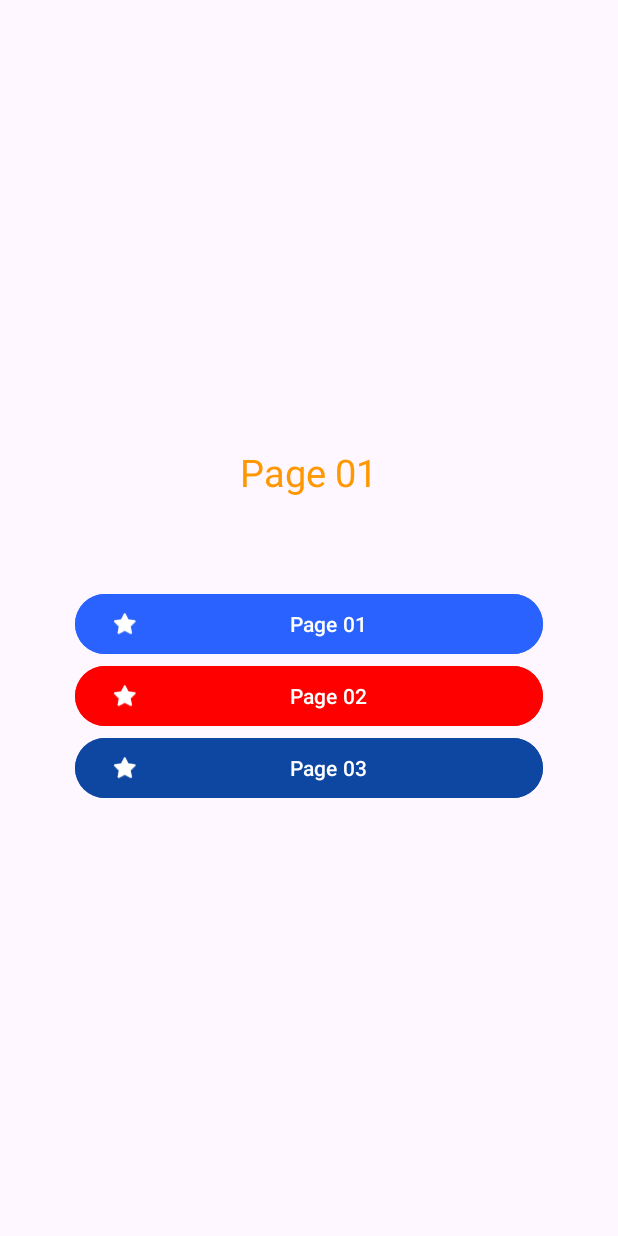
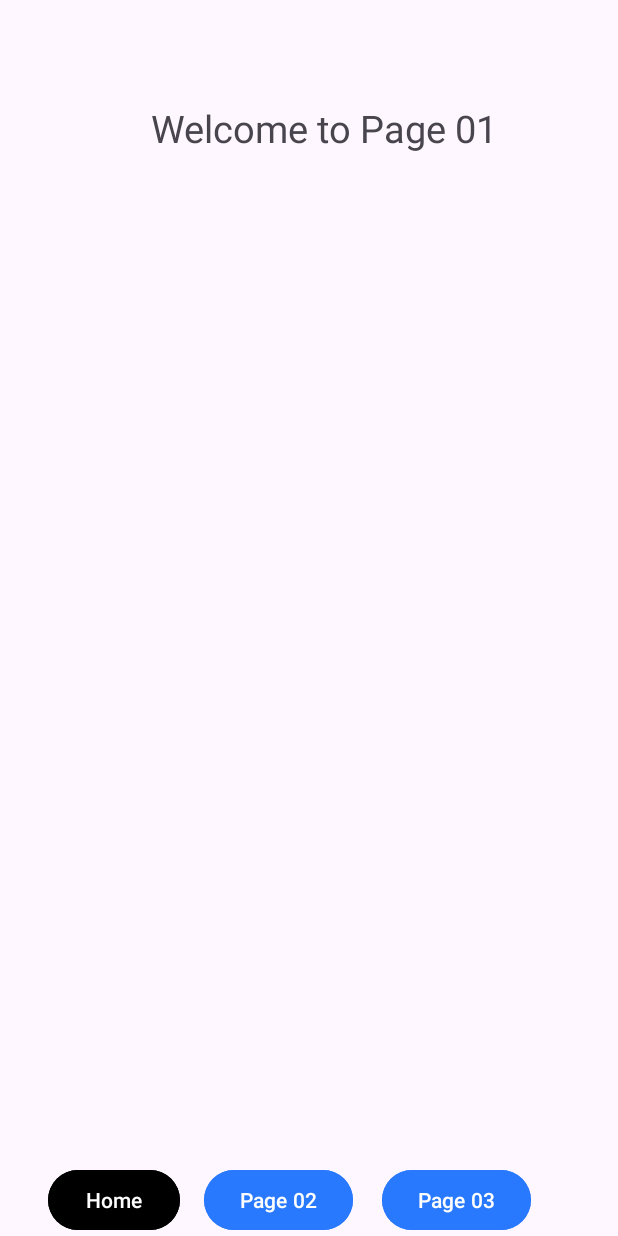
Before and after one commit to arshedgithub/Java-Mobile-App-1, an Android app: the screen it shows after launch (MainActivity before the commit, Page01 after it), after a tap on "Page 01", on a phone screen of 412 x 824 dp. Run offline under Robolectric (Android 15) with nearby library versions, the light colour scheme and no system bars.

Commit message:
add pages

```diff
--- a/app/build.gradle.kts
+++ b/app/build.gradle.kts
@@ -29,6 +29,9 @@ android {
         sourceCompatibility = JavaVersion.VERSION_1_8
         targetCompatibility = JavaVersion.VERSION_1_8
     }
+    buildFeatures {
+        viewBinding = true
+    }
 }
 
 dependencies {
@@ -37,6 +40,8 @@ dependencies {
     implementation(libs.material)
     implementation(libs.activity)
     implementation(libs.constraintlayout)
+    implementation(libs.navigation.fragment)
+    implementation(libs.navigation.ui)
     testImplementation(libs.junit)
     androidTestImplementation(libs.ext.junit)
     androidTestImplementation(libs.espresso.core)
--- a/app/src/main/java/com/example/mad1/MainActivity.java
+++ b/app/src/main/java/com/example/mad1/MainActivity.java
@@ -1,5 +1,6 @@
 package com.example.mad1;
 
+import android.content.Intent;
 import android.os.Bundle;
 import android.view.View;
 import android.widget.Button;
@@ -58,11 +59,20 @@ public class MainActivity extends AppCompatActivity {
 
     private void pageSelection(Button btn){
         if (btn.getId() == btn_first.getId()){
-            txt_view.setText(getString(R.string.btn_txt_page1));
+            txt_view.setText(getString(R.string.btn_txt_page1) + " selected");
+            Intent page01 = new Intent(MainActivity.this, Page01.class);
+            startActivity(page01);
+
         } else if (btn.getId() == btn_second.getId()){
-            txt_view.setText(getString(R.string.btn_txt_page2));
+            txt_view.setText(getString(R.string.btn_txt_page2) + " selected");
+            Intent page02= new Intent(MainActivity.this, Page02.class);
+            startActivity(page02);
+
         } else if (btn.getId() == btn_third.getId()){
-            txt_view.setText(getString(R.string.btn_txt_page3));
+            txt_view.setText(getString(R.string.btn_txt_page3) + " selected");
+            Intent page03 = new Intent(MainActivity.this, Page03.class);
+            startActivity(page03);
+
         } else {
             txt_view.setText("Unknown Page");
         }
--- /dev/null
+++ b/app/src/main/java/com/example/mad1/Page01.java
@@ -0,0 +1,24 @@
+package com.example.mad1;
+
+import android.os.Bundle;
+
+import androidx.activity.EdgeToEdge;
+import androidx.appcompat.app.AppCompatActivity;
+import androidx.core.graphics.Insets;
+import androidx.core.view.ViewCompat;
+import androidx.core.view.WindowInsetsCompat;
+
+public class Page01 extends AppCompatActivity {
+
+    @Override
+    protected void onCreate(Bundle savedInstanceState) {
+        super.onCreate(savedInstanceState);
+        EdgeToEdge.enable(this);
+        setContentView(R.layout.activity_page01);
+        ViewCompat.setOnApplyWindowInsetsListener(findViewById(R.id.main), (v, insets) -> {
+            Insets systemBars = insets.getInsets(WindowInsetsCompat.Type.systemBars());
+            v.setPadding(systemBars.left, systemBars.top, systemBars.right, systemBars.bottom);
+            return insets;
+        });
+    }
+}
--- /dev/null
+++ b/app/src/main/res/layout/activity_page01.xml
@@ -0,0 +1,54 @@
+<?xml version="1.0" encoding="utf-8"?>
+<androidx.constraintlayout.widget.ConstraintLayout xmlns:android="http://schemas.android.com/apk/res/android"
+    xmlns:app="http://schemas.android.com/apk/res-auto"
+    xmlns:tools="http://schemas.android.com/tools"
+    android:id="@+id/main"
+    android:layout_width="match_parent"
+    android:layout_height="match_parent"
+    tools:context=".Page01">
+
+    <TextView
+        android:id="@+id/page_1_head"
+        android:layout_width="wrap_content"
+        android:layout_height="wrap_content"
+        android:layout_marginTop="68dp"
+        android:text="Welcome to Page 01"
+        android:textSize="25sp"
+        app:layout_constraintHorizontal_bias="0.555"
+        app:layout_constraintLeft_toLeftOf="parent"
+        app:layout_constraintRight_toRightOf="parent"
+        app:layout_constraintTop_toTopOf="parent" />
+
+    <Button
+        android:id="@+id/btn_pg_1_home"
+        android:layout_width="wrap_content"
+        android:layout_height="wrap_content"
+        android:layout_marginStart="32dp"
+        android:backgroundTint="@color/black"
+        android:text="Home"
+        app:layout_constraintBottom_toBottomOf="parent"
+        app:layout_constraintStart_toStartOf="parent" />
+
+    <Button
+        android:id="@+id/btn_pg_1_2"
+        android:layout_width="wrap_content"
+        android:layout_height="wrap_content"
+        android:layout_marginStart="16dp"
+        android:backgroundTint="@color/blue_a_400"
+        android:text="Page 02"
+        app:layout_constraintBottom_toBottomOf="parent"
+        app:layout_constraintStart_toEndOf="@id/btn_pg_1_home" />
+
+    <Button
+        android:id="@+id/btn_pg_1_3"
+        android:layout_width="wrap_content"
+        android:layout_height="wrap_content"
+        android:backgroundTint="@color/blue_a_400"
+        android:text="Page 03"
+        app:layout_constraintBottom_toBottomOf="parent"
+        app:layout_constraintEnd_toEndOf="parent"
+        app:layout_constraintHorizontal_bias="0.246"
+        app:layout_constraintStart_toEndOf="@id/btn_pg_1_2" />
+
+
+</androidx.constraintlayout.widget.ConstraintLayout>
--- /dev/null
+++ b/app/src/main/res/values-land/dimens.xml
@@ -0,0 +1,3 @@
+<resources>
+    <dimen name="fab_margin">48dp</dimen>
+</resources>
--- /dev/null
+++ b/app/src/main/res/values-v23/themes.xml
@@ -0,0 +1,9 @@
+<resources xmlns:tools="http://schemas.android.com/tools">
+
+    <style name="Theme.MAD1" parent="Base.Theme.MAD1">
+        <!-- Transparent system bars for edge-to-edge. -->
+        <item name="android:navigationBarColor">@android:color/transparent</item>
+        <item name="android:statusBarColor">@android:color/transparent</item>
+        <item name="android:windowLightStatusBar">?attr/isLightTheme</item>
+    </style>
+</resources>
--- /dev/null
+++ b/app/src/main/res/values-w1240dp/dimens.xml
@@ -0,0 +1,3 @@
+<resources>
+    <dimen name="fab_margin">200dp</dimen>
+</resources>
--- /dev/null
+++ b/app/src/main/res/values-w600dp/dimens.xml
@@ -0,0 +1,3 @@
+<resources>
+    <dimen name="fab_margin">48dp</dimen>
+</resources>
--- /dev/null
+++ b/app/src/main/res/values/dimens.xml
@@ -0,0 +1,3 @@
+<resources>
+    <dimen name="fab_margin">16dp</dimen>
+</resources>
--- a/app/src/main/res/values/strings.xml
+++ b/app/src/main/res/values/strings.xml
@@ -4,4 +4,10 @@
     <string name="btn_txt_page1">Page 01</string>
     <string name="btn_txt_page2">Page 02</string>
     <string name="btn_txt_page3">Page 03</string>
+    <!-- Strings used for fragments for navigation -->
+    <string name="first_fragment_label">First Fragment</string>
+    <string name="second_fragment_label">Second Fragment</string>
+    <string name="next">Next</string>
+    <string name="previous">Previous</string>
+
 </resources>
--- a/gradle/libs.versions.toml
+++ b/gradle/libs.versions.toml
@@ -7,6 +7,8 @@ appcompat = "1.7.0"
 material = "1.12.0"
 activity = "1.9.0"
 constraintlayout = "2.1.4"
+navigationFragment = "2.6.0"
+navigationUi = "2.6.0"
 
 [libraries]
 junit = { group = "junit", name = "junit", version.ref = "junit" }
@@ -16,6 +18,8 @@ appcompat = { group = "androidx.appcompat", name = "appcompat", version.ref = "a
 material = { group = "com.google.android.material", name = "material", version.ref = "material" }
 activity = { group = "androidx.activity", name = "activity", version.ref = "activity" }
 constraintlayout = { group = "androidx.constraintlayout", name = "constraintlayout", version.ref = "constraintlayout" }
+navigation-fragment = { group = "androidx.navigation", name = "navigation-fragment", version.ref = "navigationFragment" }
+navigation-ui = { group = "androidx.navigation", name = "navigation-ui", version.ref = "navigationUi" }
 
 [plugins]
 android-application = { id = "com.android.application", version.ref = "agp" }
```
Also changed, not shown: app/src/main/AndroidManifest.xml (+10 -0 lines), app/src/main/java/com/example/mad1/Page02.java (added, +24 -0 lines), app/src/main/java/com/example/mad1/Page03.java (added, +24 -0 lines), app/src/main/res/layout/activity_page02.xml (added, +54 -0 lines), app/src/main/res/layout/activity_page03.xml (added, +54 -0 lines), app/src/main/res/navigation/nav_graph.xml (added, +28 -0 lines).
